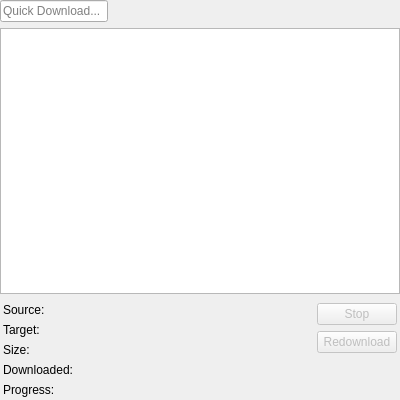
OtterBrowser/otter-browser, file src/modules/windows/transfers/TransfersContentsWidget.ui: the form before one commit.
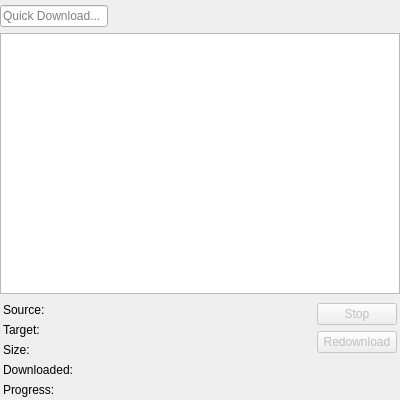
The form after the commit. Icons and pictures are not drawn. Custom widgets are drawn as their Qt base class.

Commit message: Added icons to the transfer buttons, and added a small border on the top of the transfer view.

```diff
--- a/src/modules/windows/transfers/TransfersContentsWidget.ui
+++ b/src/modules/windows/transfers/TransfersContentsWidget.ui
@@ -15,7 +15,7 @@
     <number>0</number>
    </property>
    <property name="topMargin">
-    <number>0</number>
+    <number>5</number>
    </property>
    <property name="rightMargin">
     <number>0</number>
```
Left out of the diff: 12 changed lines with no effect on the pictures. The commit also changes 1 other file.
